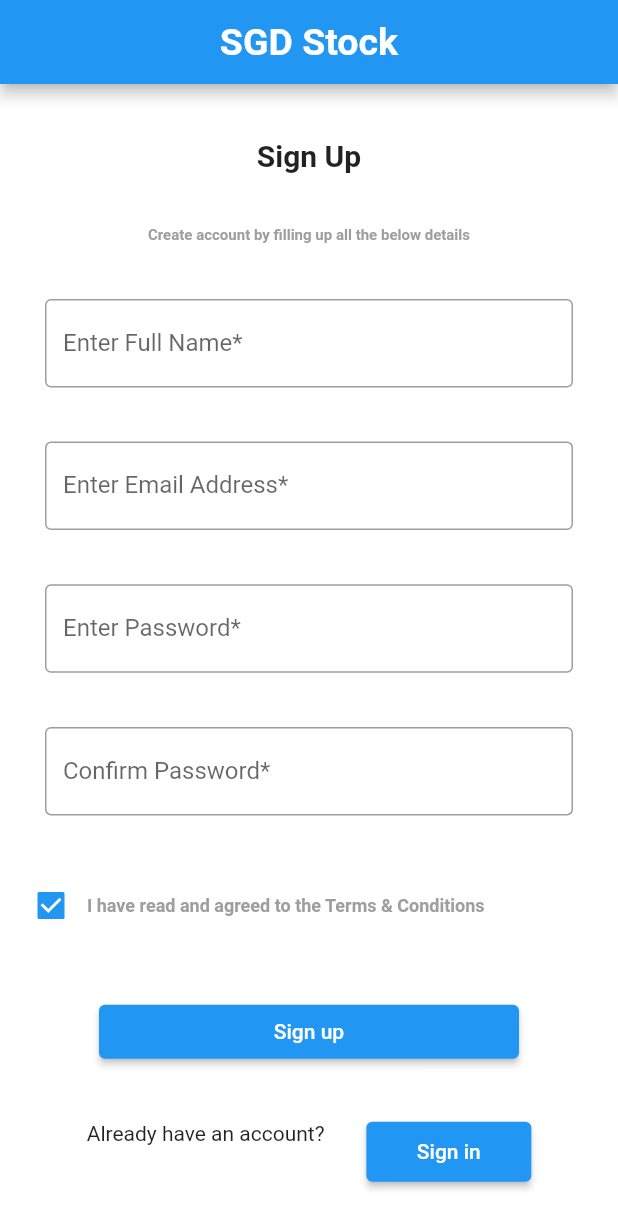
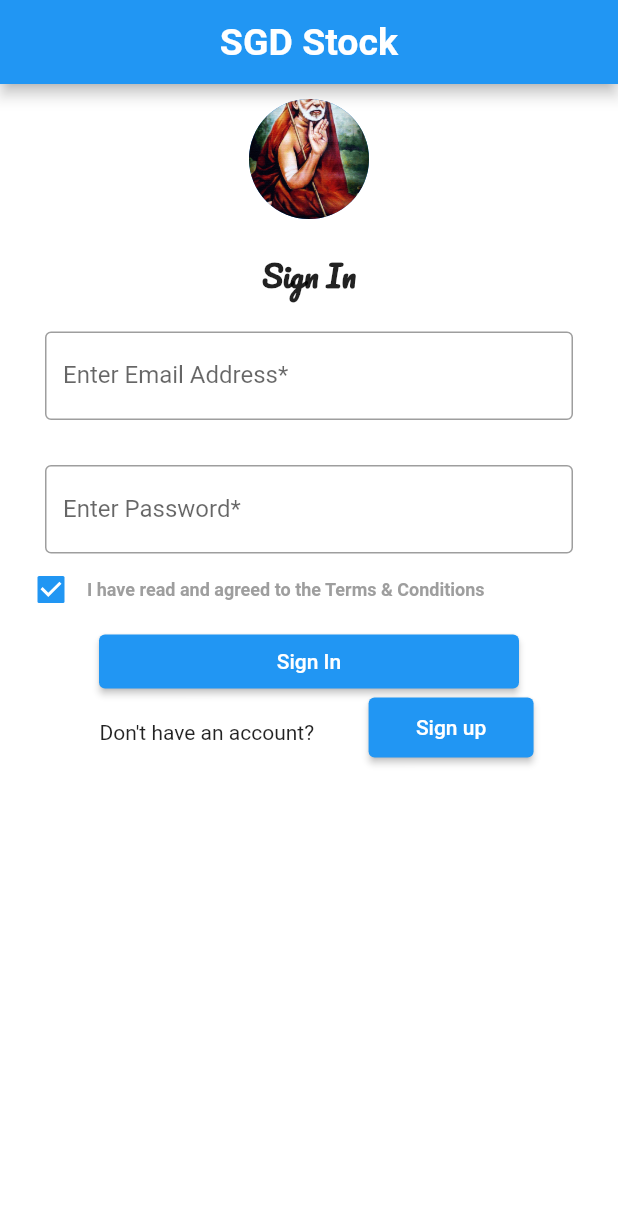
Before and after one commit to deepcodingios/App_Designs, a Flutter app: the screen it shows after launch, on a phone screen of 412 x 824 dp. Shown: the top 1229 px of the screen. Run offline on Flutter 3.47's test engine with Material 2 defaults, Android fonts, the phone set to English and light mode, and no system bars.

Commit message:
Adding Custom Fonts and using Widgets

```diff
--- a/lib/main.dart
+++ b/lib/main.dart
@@ -36,38 +36,31 @@ class MyApp extends StatelessWidget {
         ),
         body: SafeArea(
             child: Column(
-          mainAxisAlignment: MainAxisAlignment.spaceEvenly,
+          mainAxisAlignment: MainAxisAlignment.start,
           crossAxisAlignment: CrossAxisAlignment.center,
           children: <Widget>[
-            const Center(
-              child: Text(
-                'Sign Up',
-                style: TextStyle(fontWeight: FontWeight.bold, fontSize: 20),
-              ),
+            const SizedBox(
+              height: 10.0,
+            ),
+            const CircleAvatar(
+              radius: 40.0,
+              backgroundImage: AssetImage('images/maha-periyava.png'),
+            ),
+            const SizedBox(
+              height: 20.0,
             ),
             const Center(
               child: Text(
-                'Create account by filling up all the below details',
+                'Sign In',
                 style: TextStyle(
                     fontWeight: FontWeight.bold,
-                    fontSize: 10,
-                    color: Colors.grey),
-              ),
-            ),
-            //Full Name TextField
-            Container(
-              margin: const EdgeInsets.only(left: 30.0, top: 0.0, right: 30.0),
-              child: const TextField(
-                obscureText: true,
-                decoration: InputDecoration(
-                  border: OutlineInputBorder(),
-                  labelText: 'Enter Full Name*',
-                ),
+                    fontFamily: 'Pacifico',
+                    fontSize: 20),
               ),
             ),
             //Email Address TextField
             Container(
-              margin: const EdgeInsets.only(left: 30.0, top: 0.0, right: 30.0),
+              margin: const EdgeInsets.only(left: 30.0, top: 20.0, right: 30.0),
               child: const TextField(
                 obscureText: true,
                 decoration: InputDecoration(
@@ -78,23 +71,12 @@ class MyApp extends StatelessWidget {
             ),
             //Password TextField
             Container(
-              margin: const EdgeInsets.only(left: 30.0, top: 0.0, right: 30.0),
+              margin: const EdgeInsets.only(left: 30.0, top: 30.0, right: 30.0),
               child: const TextField(
                 obscureText: true,
                 decoration: InputDecoration(
                   border: OutlineInputBorder(),
                   labelText: 'Enter Password*',
-                ),
-              ),
-            ),
-            //Confirm Password TextField
-            Container(
-              margin: const EdgeInsets.only(left: 30.0, top: 0.0, right: 30.0),
-              child: const TextField(
-                obscureText: true,
-                decoration: InputDecoration(
-                  border: OutlineInputBorder(),
-                  labelText: 'Confirm Password*',
                 ),
               ),
             ),
@@ -134,9 +116,9 @@ class MyApp extends StatelessWidget {
                 // },
                 onPressed: () {
                   ScaffoldMessenger.of(context).showSnackBar(
-                      const SnackBar(content: Text('You clicked SignUp.')));
+                      const SnackBar(content: Text('You clicked SignIn')));
                 },
-                child: const Text('Sign up'),
+                child: const Text('Sign In'),
               ),
             ),
             //Sign In Button
@@ -149,7 +131,11 @@ class MyApp extends StatelessWidget {
                   crossAxisAlignment: CrossAxisAlignment.stretch,
                   mainAxisAlignment: MainAxisAlignment.spaceEvenly,
                   children: <Widget>[
-                    const Text('Already have an account?'),
+                    Container(
+                      margin: const EdgeInsets.only(
+                          left: 10.0, top: 15.0, right: 10.0),
+                      child: const Text('Don\'t have an account?'),
+                    ),
                     SizedBox(
                       width: 110.0,
                       height: 50.0,
@@ -159,7 +145,7 @@ class MyApp extends StatelessWidget {
                               const SnackBar(
                                   content: Text('You clicked SignUp.')));
                         },
-                        child: const Text('Sign in'),
+                        child: const Text('Sign up'),
                       ),
                     ),
                   ],
```
Also changed, not shown: pubspec.yaml (+6 -55 lines), fonts/Pacifico-Regular.ttf (added), images/maha-periyava.png (added).
